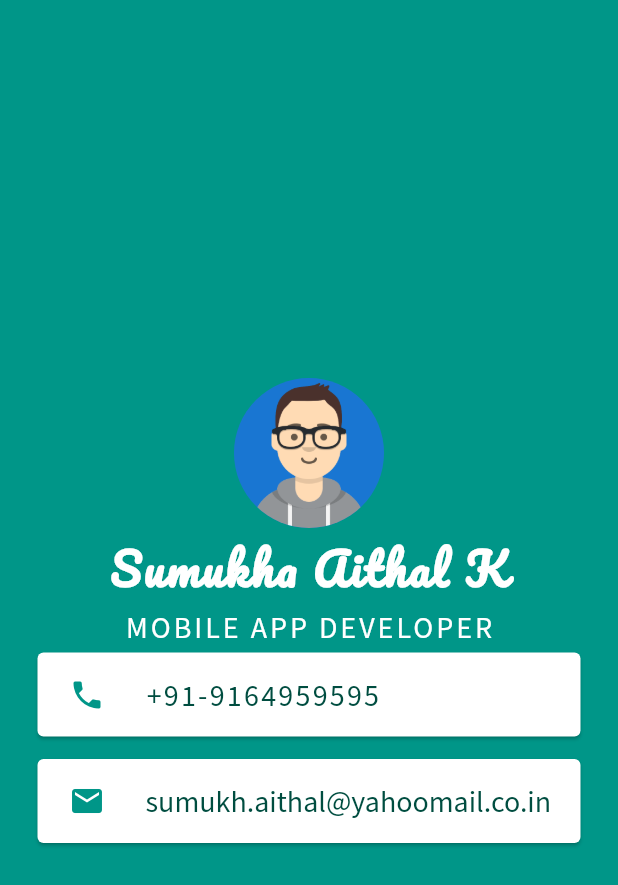
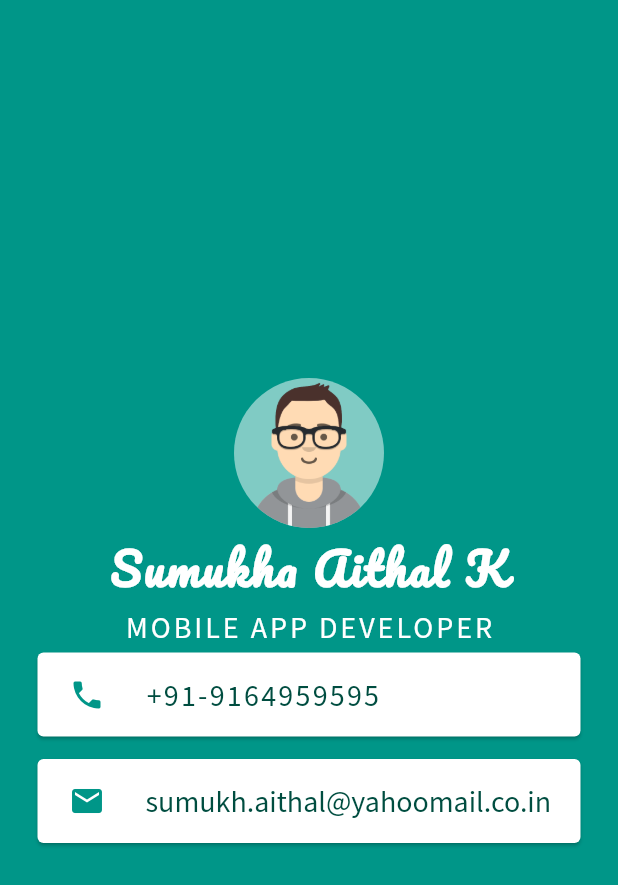
Before and after one commit to SumukhaK/LearnFlutter-mi_card, a Flutter app: the screen it shows after launch, on a phone screen of 412 x 824 dp. Shown: the top 885 px of the screen. Run offline on Flutter 3.47's test engine with Material 2 defaults, Android fonts, the phone set to English and light mode, and no system bars.

Commit message:
finishing touches-2

```diff
--- a/mi_card/lib/main.dart
+++ b/mi_card/lib/main.dart
@@ -19,6 +19,7 @@ class MyApp extends StatelessWidget {
             children: [
               CircleAvatar(
                 radius: 50.0,
+                backgroundColor: Colors.teal[200],
                 backgroundImage: AssetImage('images/avatar.png'),
               ),
               Text(
@@ -40,7 +41,6 @@ class MyApp extends StatelessWidget {
                     fontFamily: 'SourceSansPro'),
               ),
               Card(
-                color: Colors.white,
                 margin: EdgeInsets.symmetric(vertical: 5.0, horizontal: 25.0),
                 child: ListTile(
                   leading: Padding(
@@ -61,7 +61,6 @@ class MyApp extends StatelessWidget {
                 ),
               ),
               Card(
-                color: Colors.white,
                 margin: EdgeInsets.symmetric(vertical: 10.0, horizontal: 25.0),
                 child: ListTile(
                   leading: Padding(
```
